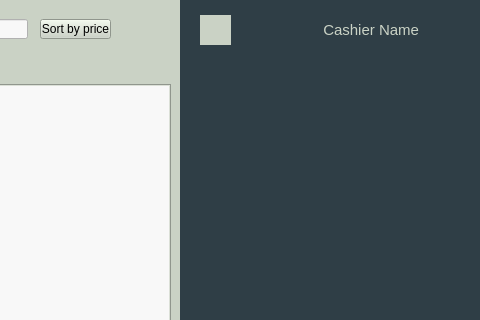
The window that source/code/main.ui (tomas-magat/camels-eshop-infosystem) describes before a commit, drawn with Qt 5; both pictures show x 320 to 800 and y 0 to 320 of the 800 by 450 pixel window.
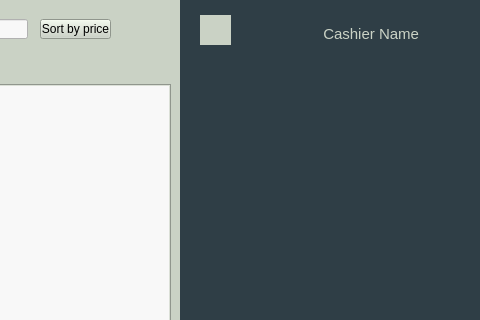
The same window after the commit. The open tabs and pages were chosen to show the change. Icons and pictures are not drawn.

Commit message: make login username changeable in portal

Patch:
```diff
--- a/source/code/main.ui
+++ b/source/code/main.ui
@@ -399,8 +399,14 @@
             </property>
            </widget>
           </item>
-          <item>
-           <widget class="QLabel" name="cashierName">
+          <item alignment="Qt::AlignRight">
+           <widget class="QPushButton" name="pushButton_6">
+            <property name="sizePolicy">
+             <sizepolicy hsizetype="Minimum" vsizetype="Minimum">
+              <horstretch>0</horstretch>
+              <verstretch>0</verstretch>
+             </sizepolicy>
+            </property>
             <property name="font">
              <font>
               <pointsize>-1</pointsize>
@@ -408,20 +414,20 @@
             </property>
             <property name="styleSheet">
              <string notr="true">color: #cad2c5;
-font-size: 15px;</string>
+font-size: 15px;
+border: none;
+text-align: right;
+padding-top:8px;</string>
             </property>
             <property name="text">
              <string>Cashier Name</string>
             </property>
-            <property name="alignment">
-             <set>Qt::AlignRight|Qt::AlignTrailing|Qt::AlignVCenter</set>
-            </property>
            </widget>
           </item>
           <item>
            <widget class="QPushButton" name="pushButton_5">
             <property name="sizePolicy">
-             <sizepolicy hsizetype="Fixed" vsizetype="Fixed">
+             <sizepolicy hsizetype="Fixed" vsizetype="Minimum">
               <horstretch>0</horstretch>
               <verstretch>0</verstretch>
              </sizepolicy>
```
Left out of the diff: 18 changed lines with no effect on the pictures. The commit also changes 1 other file.
